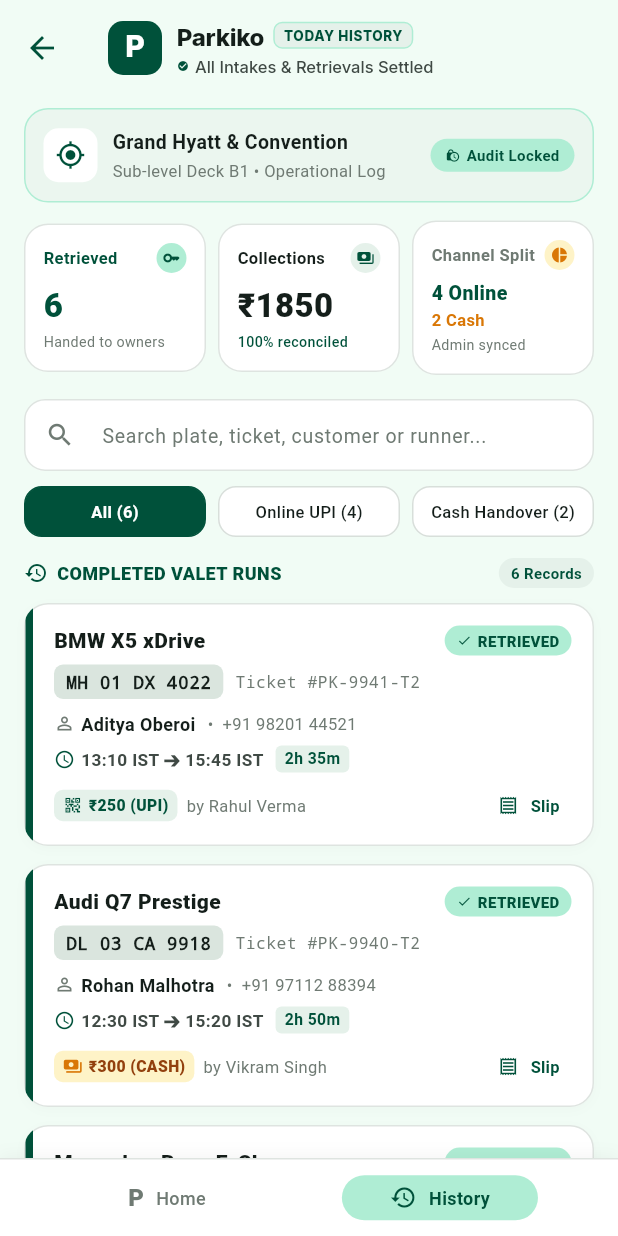
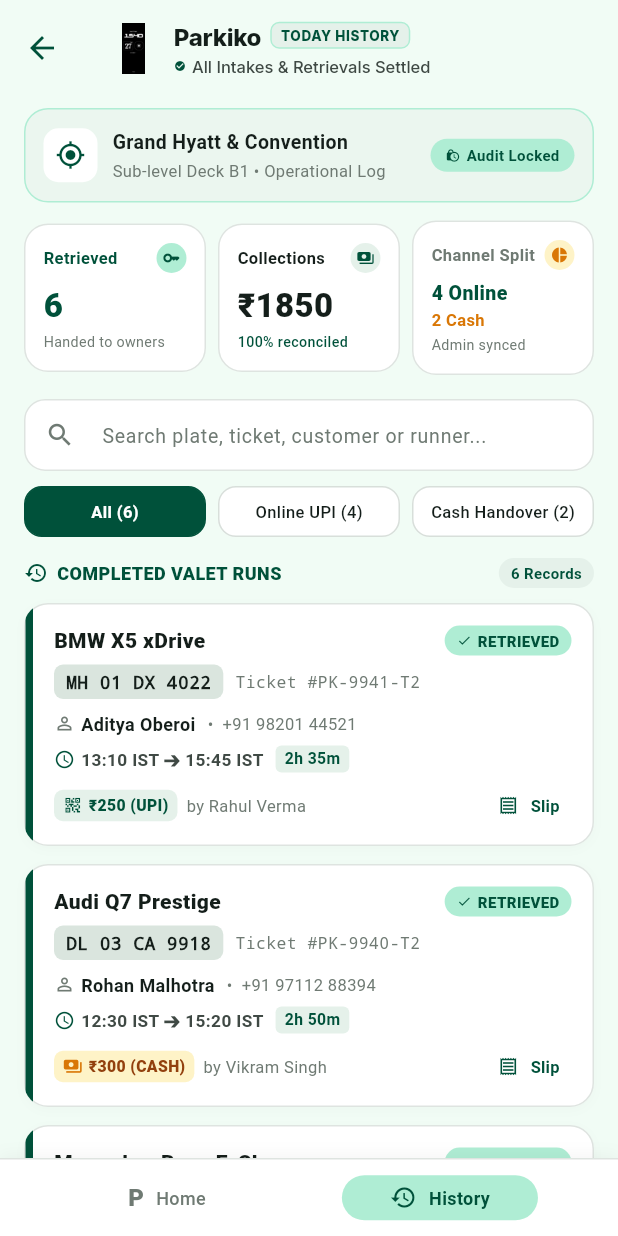
Before and after one commit to MOHAMMEDNOUWAF/PARKIKO, a Flutter app: the ManagerHistoryScreen screen opened directly with sample values from the repository, on a phone screen of 412 x 824 dp. Run offline on Flutter 3.47's test engine with Material 3 defaults, Android fonts, the phone set to English and light mode, and no system bars; our stand-ins replace cloud_firestore, firebase_auth, firebase_core, flutter_riverpod, google_fonts; accounts and stored records are empty.

Commit message:
feat(branding): add Parkiko logo across all screens and flows

```diff
--- a/lib/features/admin/notifications/presentation/notifications_screen.dart
+++ b/lib/features/admin/notifications/presentation/notifications_screen.dart
@@ -2,6 +2,7 @@
 import 'package:flutter/material.dart';
 import '../../../../core/theme/app_colors.dart';
 import '../../../../core/theme/app_typography.dart';
+import '../../../../core/widgets/parkiko_logo.dart';
 
 class NotificationsScreen extends StatefulWidget {
   const NotificationsScreen({super.key});
@@ -259,6 +260,8 @@
                     constraints: const BoxConstraints(),
                     tooltip: 'Go back',
                   ),
+                  const SizedBox(width: 12),
+                  const ParkikoLogo(size: 26),
                   const SizedBox(width: 8),
                   Flexible(
                     child: Text(
--- a/lib/features/drivers/presentation/driver_intake_screen.dart
+++ b/lib/features/drivers/presentation/driver_intake_screen.dart
@@ -7,6 +7,7 @@
 import '../../admin/sites/services/site_manager.dart';
 import '../models/vehicle_intake_model.dart';
 import '../services/driver_service.dart';
+import '../../../core/widgets/parkiko_logo.dart';
 import 'driver_key_handover_screen.dart';
 
 /// Vehicle Registration Number strict Indian plate formatter: `KL 00 AA 0000`
@@ -572,6 +573,8 @@
                     borderRadius: BorderRadius.circular(24),
                     child: Row(
                       children: [
+                        const ParkikoLogo(size: 34),
+                        const SizedBox(width: 10),
                         // Avatar Badge
                         Container(
                           width: 40,
--- a/lib/features/managers/manager/manager_history_screen.dart
+++ b/lib/features/managers/manager/manager_history_screen.dart
@@ -1,4 +1,5 @@
 import 'package:flutter/material.dart';
+import '../../../../core/widgets/parkiko_logo.dart';
 import '../../drivers/models/vehicle_intake_model.dart';
 import '../../drivers/services/driver_service.dart';
 import '../../admin/sites/services/site_manager.dart';
@@ -583,24 +584,7 @@
         toolbarHeight: 64,
         title: Row(
           children: [
-            Container(
-              width: 36,
-              height: 36,
-              decoration: BoxDecoration(
-                color: const Color(0xFF00513A),
-                borderRadius: BorderRadius.circular(10),
-              ),
-              alignment: Alignment.center,
-              child: const Text(
-                'P',
-                style: TextStyle(
-                  color: Colors.white,
-                  fontWeight: FontWeight.w800,
-                  fontSize: 20,
-                  height: 1.0,
-                ),
-              ),
-            ),
+            const ParkikoLogo(size: 34),
             const SizedBox(width: 10),
             Column(
               crossAxisAlignment: CrossAxisAlignment.start,
```
Also changed, not shown: lib/features/admin/payments/presentation/payments_screen.dart (+8 -1 lines), lib/features/admin/settings/presentation/more_modules_screen.dart (+2 -13 lines), lib/features/admin/sites/presentation/add_new_site_screen.dart (+6 -1 lines), lib/features/admin/sites/presentation/add_site_wizard_screen.dart (+10 -1 lines), lib/features/admin/staff/presentation/add_staff_screen.dart (+10 -1 lines), lib/features/admin/staff/presentation/staff_management_screen.dart (+3 -10 lines), lib/features/drivers/presentation/driver_key_handover_screen.dart (+11 -1 lines), assets/icons/logo.png (added), assets/icons/parkiko_logo.svg (deleted).
